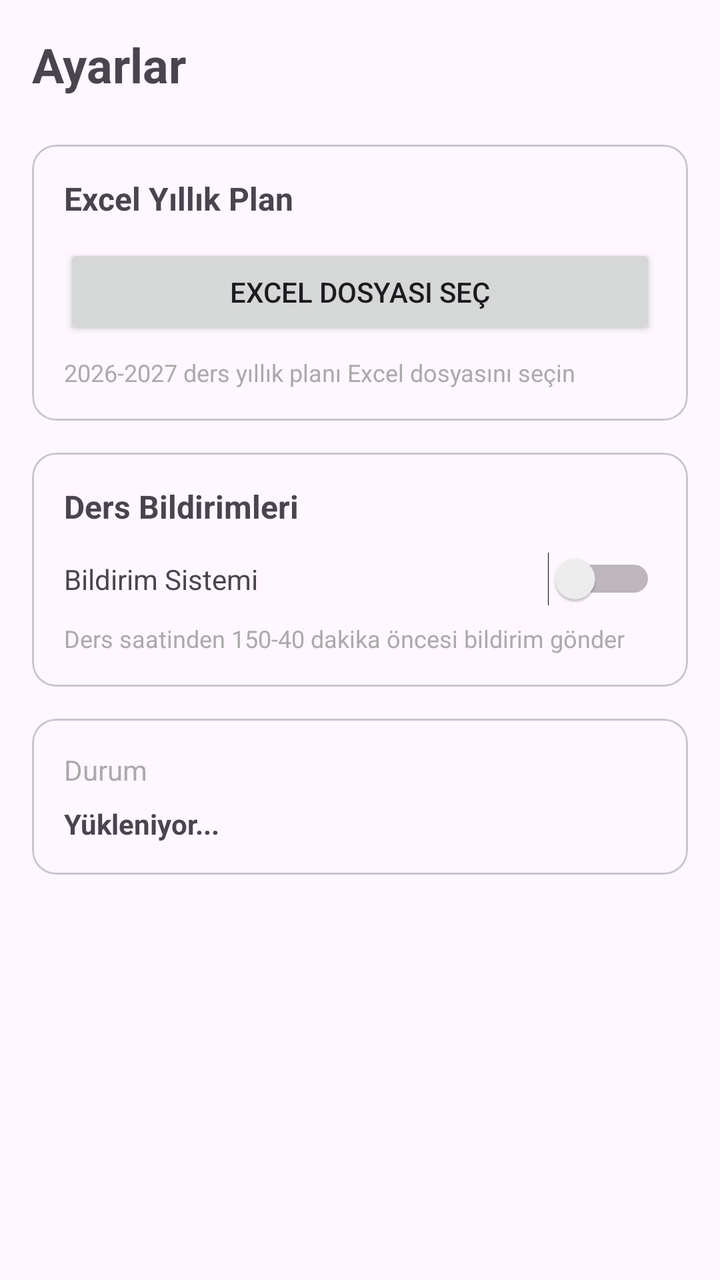
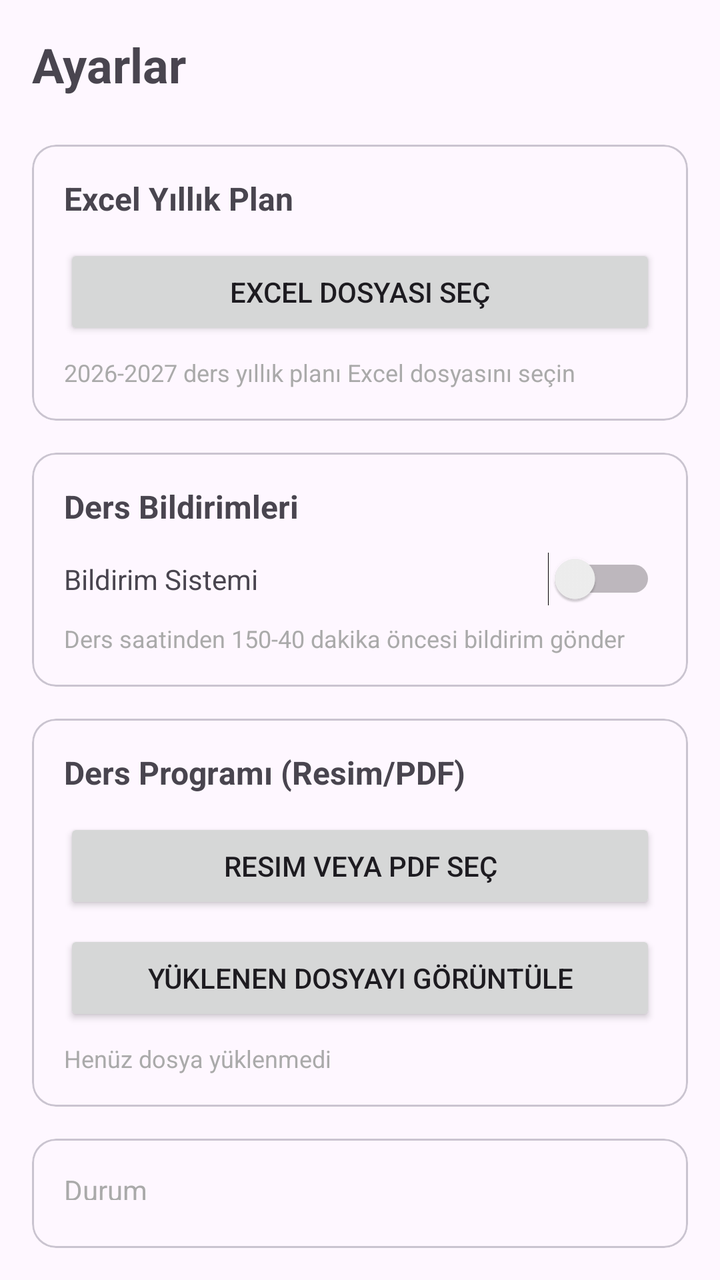

Screens rendered from an Android XML layout before and after an edit, with the pre-edit source and the edit as a unified diff.
<!-- AndroidManifest.xml: application theme Theme.DersKazanimi -->
<!-- res/layout/fragment_settings.xml -->
<?xml version="1.0" encoding="utf-8"?>
<LinearLayout xmlns:android="http://schemas.android.com/apk/res/android"
    xmlns:app="http://schemas.android.com/apk/res-auto"
    android:layout_width="match_parent"
    android:layout_height="match_parent"
    android:orientation="vertical"
    android:padding="16dp">

    <TextView
        android:layout_width="wrap_content"
        android:layout_height="wrap_content"
        android:text="Ayarlar"
        android:textSize="24sp"
        android:textStyle="bold"
        android:layout_marginBottom="24dp" />

    <com.google.android.material.card.MaterialCardView
        android:layout_width="match_parent"
        android:layout_height="wrap_content"
        android:layout_marginBottom="16dp">

        <LinearLayout
            android:layout_width="match_parent"
            android:layout_height="wrap_content"
            android:orientation="vertical"
            android:padding="16dp">

            <TextView
                android:layout_width="wrap_content"
                android:layout_height="wrap_content"
                android:text="Excel Yıllık Plan"
                android:textSize="16sp"
                android:textStyle="bold"
                android:layout_marginBottom="12dp" />

            <Button
                android:id="@+id/selectExcelButton"
                android:layout_width="match_parent"
                android:layout_height="wrap_content"
                android:text="Excel Dosyası Seç"
                android:layout_marginBottom="8dp" />

            <TextView
                android:layout_width="wrap_content"
                android:layout_height="wrap_content"
                android:text="2026-2027 ders yıllık planı Excel dosyasını seçin"
                android:textSize="12sp"
                android:textColor="@android:color/darker_gray" />

        </LinearLayout>

    </com.google.android.material.card.MaterialCardView>

    <com.google.android.material.card.MaterialCardView
        android:layout_width="match_parent"
        android:layout_height="wrap_content"
        android:layout_marginBottom="16dp">

        <LinearLayout
            android:layout_width="match_parent"
            android:layout_height="wrap_content"
            android:orientation="vertical"
            android:padding="16dp">

            <TextView
                android:layout_width="wrap_content"
                android:layout_height="wrap_content"
                android:text="Ders Bildirimleri"
                android:textSize="16sp"
                android:textStyle="bold"
                android:layout_marginBottom="12dp" />

            <LinearLayout
                android:layout_width="match_parent"
                android:layout_height="wrap_content"
                android:orientation="horizontal"
                android:gravity="center_vertical">

                <TextView
                    android:layout_width="0dp"
                    android:layout_height="wrap_content"
                    android:layout_weight="1"
                    android:text="Bildirim Sistemi"
                    android:textSize="14sp" />

                <Switch
                    android:id="@+id/alarmToggleSwitch"
                    android:layout_width="wrap_content"
                    android:layout_height="wrap_content" />

            </LinearLayout>

            <TextView
                android:layout_width="wrap_content"
                android:layout_height="wrap_content"
                android:text="Ders saatinden 150-40 dakika öncesi bildirim gönder"
                android:textSize="12sp"
                android:textColor="@android:color/darker_gray"
                android:layout_marginTop="8dp" />

        </LinearLayout>

    </com.google.android.material.card.MaterialCardView>

    <com.google.android.material.card.MaterialCardView
        android:layout_width="match_parent"
        android:layout_height="wrap_content">

        <LinearLayout
            android:layout_width="match_parent"
            android:layout_height="wrap_content"
            android:orientation="vertical"
            android:padding="16dp">

            <TextView
                android:layout_width="wrap_content"
                android:layout_height="wrap_content"
                android:text="Durum"
                android:textSize="14sp"
                android:textColor="@android:color/darker_gray"
                android:layout_marginBottom="8dp" />

            <TextView
                android:id="@+id/statusTextView"
                android:layout_width="match_parent"
                android:layout_height="wrap_content"
                android:text="Yükleniyor..."
                android:textSize="14sp"
                android:textStyle="bold" />

        </LinearLayout>

    </com.google.android.material.card.MaterialCardView>

</LinearLayout>
<!-- resources referenced by this layout -->
<resources>
  <style name="Theme.DersKazanimi" parent="Theme.Material3.DayNight">
          
          <item name="colorPrimary">@color/purple_500</item>
          <item name="colorPrimaryContainer">@color/purple_700</item>
          <item name="colorSecondary">@color/teal_200</item>
          <item name="colorSecondaryContainer">@color/teal_700</item>
          <item name="colorError">@color/red_500</item>
          
      </style>
  <color name="purple_500">#FF6200EE</color>
  <color name="purple_700">#FF3700B3</color>
  <color name="teal_200">#FF03DAC5</color>
  <color name="teal_700">#FF018786</color>
  <color name="red_500">#FFDC3545</color>
</resources>

<!-- the commit's change to res/layout/fragment_settings.xml (unified diff, before → after) -->
@@ -104,6 +104,51 @@
 
     <com.google.android.material.card.MaterialCardView
         android:layout_width="match_parent"
+        android:layout_height="wrap_content"
+        android:layout_marginBottom="16dp">
+
+        <LinearLayout
+            android:layout_width="match_parent"
+            android:layout_height="wrap_content"
+            android:orientation="vertical"
+            android:padding="16dp">
+
+            <TextView
+                android:layout_width="wrap_content"
+                android:layout_height="wrap_content"
+                android:text="Ders Programı (Resim/PDF)"
+                android:textSize="16sp"
+                android:textStyle="bold"
+                android:layout_marginBottom="12dp" />
+
+            <Button
+                android:id="@+id/selectScheduleFileButton"
+                android:layout_width="match_parent"
+                android:layout_height="wrap_content"
+                android:text="Resim veya PDF Seç"
+                android:layout_marginBottom="8dp" />
+
+            <Button
+                android:id="@+id/viewScheduleFileButton"
+                android:layout_width="match_parent"
+                android:layout_height="wrap_content"
+                android:text="Yüklenen Dosyayı Görüntüle"
+                android:layout_marginBottom="8dp" />
+
+            <TextView
+                android:id="@+id/scheduleFileStatusText"
+                android:layout_width="wrap_content"
+                android:layout_height="wrap_content"
+                android:text="Henüz dosya yüklenmedi"
+                android:textSize="12sp"
+                android:textColor="@android:color/darker_gray" />
+
+        </LinearLayout>
+
+    </com.google.android.material.card.MaterialCardView>
+
+    <com.google.android.material.card.MaterialCardView
+        android:layout_width="match_parent"
         android:layout_height="wrap_content">
 
         <LinearLayout
